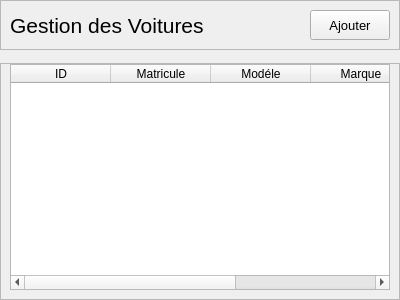
Above: 3rd project/ui/Voiture/List.ui from aitemrar-younes/PyQt_learning before the change. Below: the same form after it.
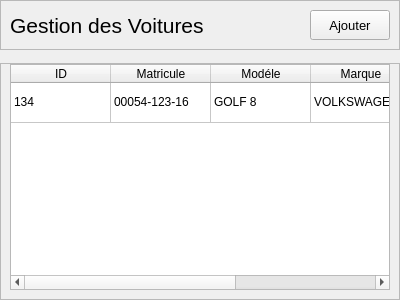
That is the form after the change.

Patch:
```diff
--- a/3rd project/ui/Voiture/List.ui
+++ b/3rd project/ui/Voiture/List.ui
@@ -129,9 +129,20 @@
         <attribute name="horizontalHeaderStretchLastSection">
          <bool>true</bool>
         </attribute>
+        <attribute name="verticalHeaderVisible">
+         <bool>false</bool>
+        </attribute>
         <attribute name="verticalHeaderMinimumSectionSize">
          <number>40</number>
         </attribute>
+        <attribute name="verticalHeaderShowSortIndicator" stdset="0">
+         <bool>false</bool>
+        </attribute>
+        <row>
+         <property name="text">
+          <string>New Row</string>
+         </property>
+        </row>
         <column>
          <property name="text">
           <string>ID</string>
@@ -157,6 +168,31 @@
           <string>Type d'aquisition</string>
          </property>
         </column>
+        <item row="0" column="0">
+         <property name="text">
+          <string>134</string>
+         </property>
+        </item>
+        <item row="0" column="1">
+         <property name="text">
+          <string>00054-123-16</string>
+         </property>
+        </item>
+        <item row="0" column="2">
+         <property name="text">
+          <string>GOLF 8</string>
+         </property>
+        </item>
+        <item row="0" column="3">
+         <property name="text">
+          <string>VOLKSWAGEN</string>
+         </property>
+        </item>
+        <item row="0" column="4">
+         <property name="text">
+          <string>Louer</string>
+         </property>
+        </item>
        </widget>
       </item>
      </layout>
```
